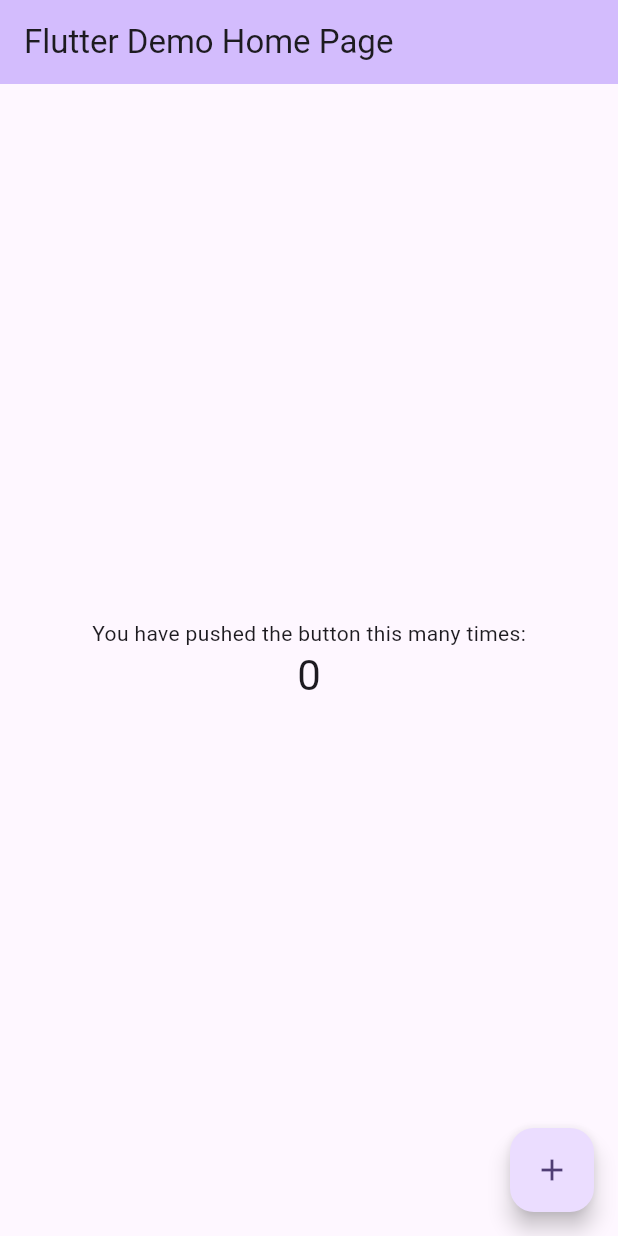
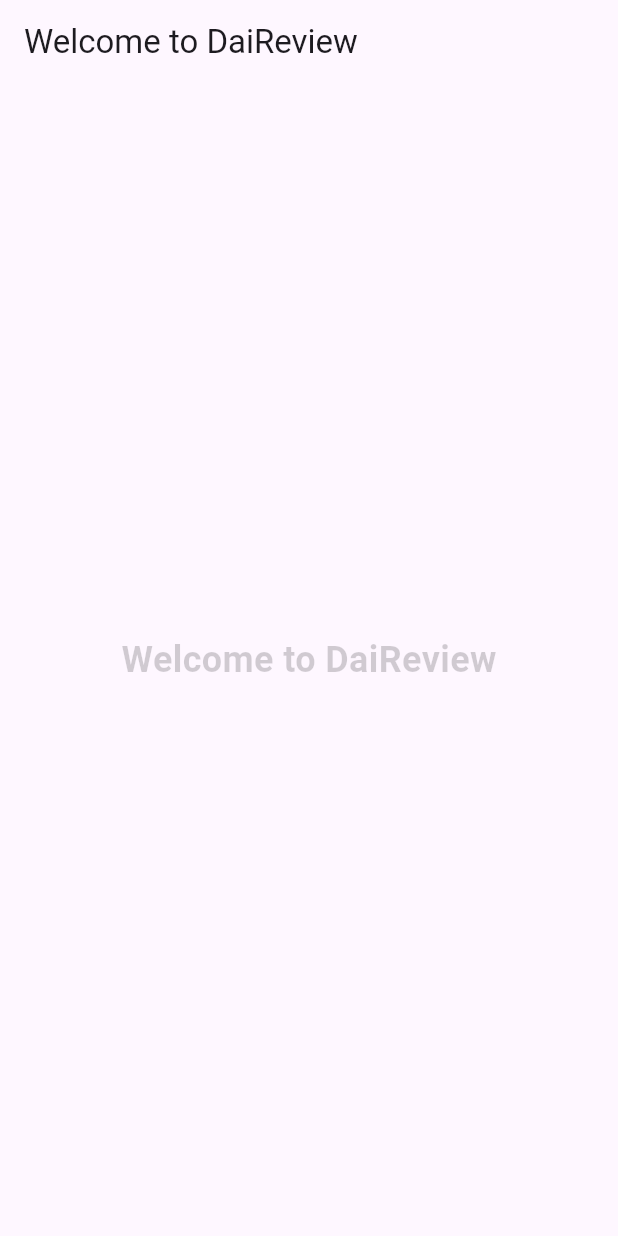
Before and after one commit to JUD210/liferpg_flutter_daireview, a Flutter app: the first screen one second after launch, on a phone screen of 412 x 824 dp. Run offline on Flutter 3.47's test engine with Material 3 defaults, Android fonts, the phone set to English and light mode, and no system bars.

Commit message:
Feature | main.dart, home/splash_screen.dart | Add navigation router and intro screen with fade-in animation

```diff
--- /dev/null
+++ b/lib/fade_in_animation.dart
@@ -0,0 +1,43 @@
+import 'package:flutter/material.dart';
+
+class FadeInAnimation extends StatefulWidget {
+  final VoidCallback onAnimationComplete; // 애니메이션 완료 시 호출할 콜백 함수입니다.
+
+  const FadeInAnimation({super.key, required this.onAnimationComplete});
+
+  @override
+  State<FadeInAnimation> createState() => _FadeInAnimationState();
+}
+
+class _FadeInAnimationState extends State<FadeInAnimation> {
+  double _opacity = 0.0; // 애니메이션의 초기 투명도입니다.
+
+  @override
+  void initState() {
+    super.initState();
+    _startAnimation(); // 애니메이션을 시작합니다.
+  }
+
+  void _startAnimation() {
+    Future.delayed(const Duration(milliseconds: 500), () {
+      setState(() {
+        _opacity = 1.0; // 투명도를 변경하여 페이드 인 효과를 줍니다.
+      });
+    });
+
+    Future.delayed(const Duration(seconds: 3),
+        widget.onAnimationComplete); // 3초 후에 콜백을 호출합니다.
+  }
+
+  @override
+  Widget build(BuildContext context) {
+    return AnimatedOpacity(
+      opacity: _opacity, // 현재 투명도를 설정합니다.
+      duration: const Duration(seconds: 2), // 애니메이션 지속 시간을 설정합니다.
+      child: const Text(
+        'Welcome to DaiReview', // 화면에 표시할 텍스트입니다.
+        style: TextStyle(fontSize: 24, fontWeight: FontWeight.bold),
+      ),
+    );
+  }
+}
--- a/lib/main.dart
+++ b/lib/main.dart
@@ -1,69 +1,29 @@
 import 'package:flutter/material.dart';
+import 'splash_screen.dart'; // SplashScreen 파일을 임포트합니다.
+import 'home_screen.dart'; // 홈 화면 파일을 임포트합니다.
 
 void main() {
-  runApp(const MyApp());
+  runApp(const DaiReviewApp());
 }
 
-class MyApp extends StatelessWidget {
-  const MyApp({super.key});
+class DaiReviewApp extends StatelessWidget {
+  const DaiReviewApp({super.key});
 
   @override
   Widget build(BuildContext context) {
     return MaterialApp(
-      title: 'Flutter Demo',
+      title: 'LifeRPG - DaiReview',
       theme: ThemeData(
         colorScheme: ColorScheme.fromSeed(seedColor: Colors.deepPurple),
         useMaterial3: true,
       ),
-      home: const MyHomePage(title: 'Flutter Demo Home Page'),
+      initialRoute: '/intro',
+      routes: {
+        '/intro': (context) =>
+            const SplashScreen(title: 'Welcome to DaiReview'),
+        '/home': (context) =>
+            const DaiReviewHomePage(title: 'Homepage of DaiReview App'),
+      },
     );
   }
 }
-
-class MyHomePage extends StatefulWidget {
-  const MyHomePage({super.key, required this.title});
-
-  final String title;
-
-  @override
-  State<MyHomePage> createState() => _MyHomePageState();
-}
-
-class _MyHomePageState extends State<MyHomePage> {
-  int _counter = 0;
-
-  void _incrementCounter() {
-    setState(() {
-      _counter++;
-    });
-  }
-
-  @override
-  Widget build(BuildContext context) {
-    return Scaffold(
-      appBar: AppBar(
-        backgroundColor: Theme.of(context).colorScheme.inversePrimary,
-        title: Text(widget.title),
-      ),
-      body: Center(
-        child: Column(
-          mainAxisAlignment: MainAxisAlignment.center,
-          children: <Widget>[
-            const Text(
-              'You have pushed the button this many times:',
-            ),
-            Text(
-              '$_counter',
-              style: Theme.of(context).textTheme.headlineMedium,
-            ),
-          ],
-        ),
-      ),
-      floatingActionButton: FloatingActionButton(
-        onPressed: _incrementCounter,
-        tooltip: 'Increment',
-        child: const Icon(Icons.add),
-      ),
-    );
-  }
-}
--- /dev/null
+++ b/lib/splash_screen.dart
@@ -0,0 +1,25 @@
+import 'package:flutter/material.dart';
+import 'fade_in_animation.dart'; // 애니메이션 파일을 임포트합니다.
+
+class SplashScreen extends StatelessWidget {
+  final String title;
+
+  const SplashScreen({super.key, required this.title});
+
+  @override
+  Widget build(BuildContext context) {
+    return Scaffold(
+      appBar: AppBar(
+        title: Text(title), // 화면의 제목을 설정합니다.
+      ),
+      body: Center(
+        child: FadeInAnimation(
+          onAnimationComplete: () {
+            Navigator.of(context)
+                .pushReplacementNamed('/home'); // 애니메이션이 완료되면 홈 화면으로 전환합니다.
+          },
+        ),
+      ),
+    );
+  }
+}
```
Also changed, not shown: lib/home_screen.dart (added, +49 -0 lines).
